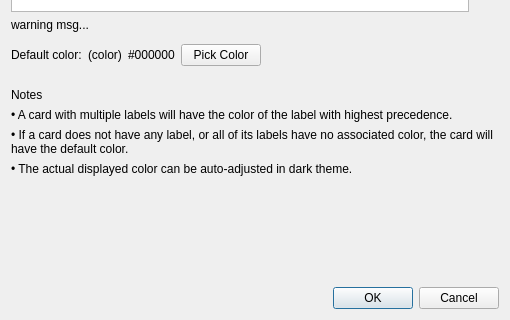
Above: src/widgets/dialogs/dialog_workspace_card_colors.ui from ManiYang/ManiCard before the change; both pictures show x 0 to 510 and y 238 to 558 of the 510 by 558 pixel window. Below: the same form after it.
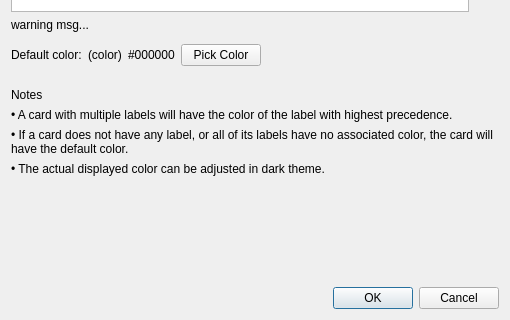
That is the form after the change.

The edit to the form file:
```diff
--- a/src/widgets/dialogs/dialog_workspace_card_colors.ui
+++ b/src/widgets/dialogs/dialog_workspace_card_colors.ui
@@ -218,7 +218,7 @@
    <item>
     <widget class="QLabel" name="label_6">
      <property name="text">
-      <string>• The actual displayed color can be auto-adjusted in dark theme.</string>
+      <string>• The actual displayed color can be adjusted in dark theme.</string>
      </property>
      <property name="wordWrap">
       <bool>true</bool>
```
